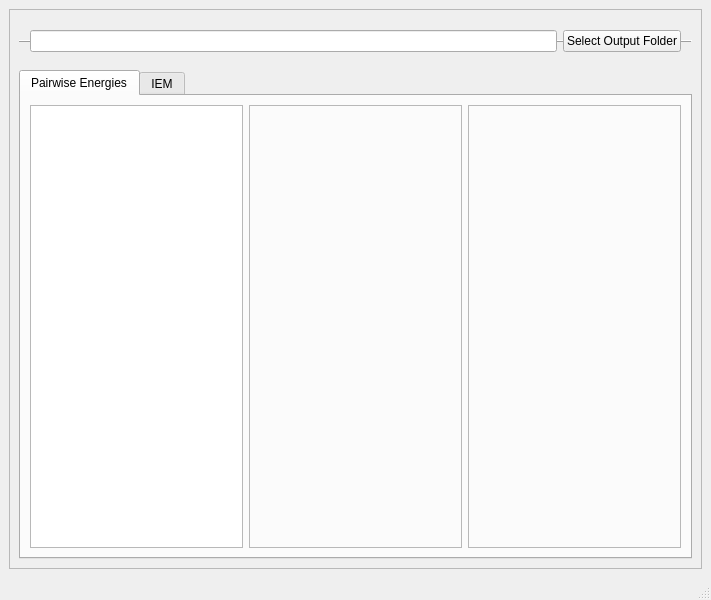
Before: the Qt Designer form getresinten/viewResultsGUI.ui in osercinoglu/grinn, drawn with Qt 5.
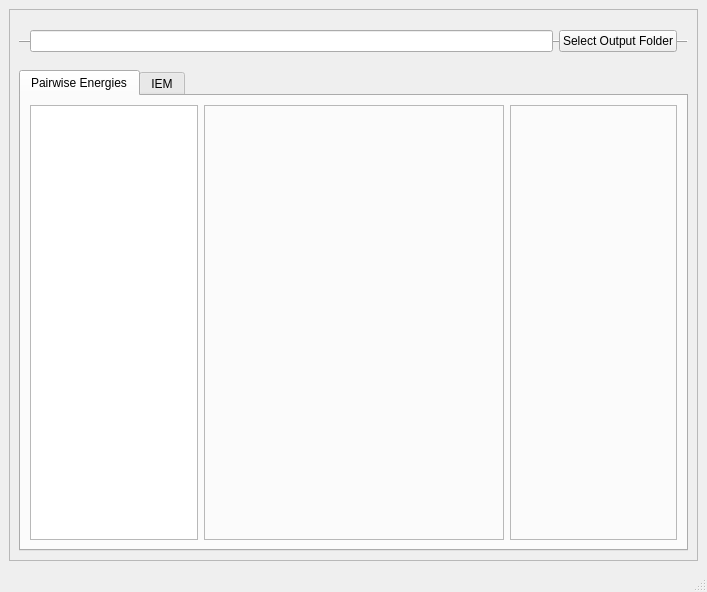
After: the same form once the commit is applied.

Commit message: A few unsuccessful attempts to display protein structure in viewResults.py

Diff of the .ui file:
```diff
--- a/getresinten/viewResultsGUI.ui
+++ b/getresinten/viewResultsGUI.ui
@@ -6,8 +6,8 @@
    <rect>
     <x>0</x>
     <y>0</y>
-    <width>711</width>
-    <height>600</height>
+    <width>707</width>
+    <height>592</height>
    </rect>
   </property>
   <property name="windowTitle">
@@ -150,13 +150,13 @@
              </property>
              <property name="minimumSize">
               <size>
-               <width>200</width>
+               <width>300</width>
                <height>0</height>
               </size>
              </property>
              <property name="maximumSize">
               <size>
-               <width>400</width>
+               <width>200</width>
                <height>16777215</height>
               </size>
              </property>
```
The commit also changes 2 other files.
